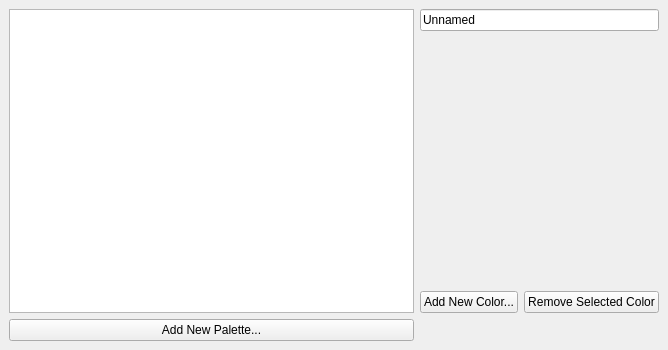
Before: the Qt Designer form krita/ui/wdgcustompalette.ui in KDE/krita, drawn with Qt 5.
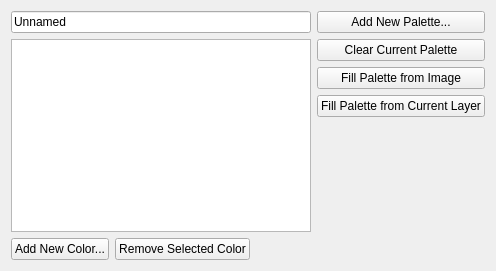
After: the same form once the commit is applied.

Commit message: changing opacity, composite op and properties of layers should work now again. Strangely enough, the icons don't change yet.

The edit to the form file:
```diff
--- a/krita/ui/wdgcustompalette.ui
+++ b/krita/ui/wdgcustompalette.ui
@@ -5,40 +5,33 @@
    <rect>
     <x>0</x>
     <y>0</y>
-    <width>668</width>
-    <height>350</height>
+    <width>496</width>
+    <height>271</height>
    </rect>
   </property>
   <layout class="QGridLayout" >
-   <property name="leftMargin" >
-    <number>9</number>
-   </property>
-   <property name="topMargin" >
-    <number>9</number>
-   </property>
-   <property name="rightMargin" >
-    <number>9</number>
-   </property>
-   <property name="bottomMargin" >
-    <number>9</number>
-   </property>
-   <property name="horizontalSpacing" >
-    <number>6</number>
-   </property>
-   <property name="verticalSpacing" >
-    <number>6</number>
-   </property>
-   <item rowspan="3" row="0" column="0" >
+   <item row="0" column="0" >
+    <layout class="QVBoxLayout" >
+     <item>
+      <widget class="QLineEdit" name="palettename" >
+       <property name="text" >
+        <string>Unnamed</string>
+       </property>
+      </widget>
+     </item>
+     <item>
     <widget class="QListWidget" name="paletteList" />
    </item>
-   <item row="2" column="1" >
+     <item>
+      <layout class="QHBoxLayout" >
+       <item>
     <widget class="QPushButton" name="addColor" >
      <property name="text" >
       <string>Add New Color...</string>
      </property>
     </widget>
    </item>
-   <item row="2" column="2" >
+       <item>
     <widget class="QPushButton" name="removeColor" >
      <property name="enabled" >
       <bool>true</bool>
@@ -48,19 +41,71 @@
      </property>
     </widget>
    </item>
-   <item row="3" column="0" >
+       <item>
+        <spacer>
+         <property name="orientation" >
+          <enum>Qt::Horizontal</enum>
+         </property>
+         <property name="sizeHint" >
+          <size>
+           <width>40</width>
+           <height>20</height>
+          </size>
+         </property>
+        </spacer>
+       </item>
+      </layout>
+     </item>
+    </layout>
+   </item>
+   <item row="0" column="1" >
+    <layout class="QVBoxLayout" >
+     <item>
     <widget class="QPushButton" name="addPalette" >
      <property name="text" >
       <string>Add New Palette...</string>
      </property>
     </widget>
    </item>
-   <item row="0" column="1" colspan="2" >
-    <widget class="QLineEdit" name="palettename" >
+     <item>
+      <layout class="QVBoxLayout" >
+       <item>
+        <widget class="QPushButton" name="bnClear" >
      <property name="text" >
-      <string>Unnamed</string>
-     </property>
-    </widget>
+          <string>Clear Current Palette</string>
+         </property>
+        </widget>
+       </item>
+       <item>
+        <widget class="QPushButton" name="bnFillFromImage" >
+         <property name="text" >
+          <string>Fill Palette from Image</string>
+         </property>
+        </widget>
+       </item>
+       <item>
+        <widget class="QPushButton" name="bnFillFromLayer" >
+         <property name="text" >
+          <string>Fill Palette from Current Layer</string>
+         </property>
+        </widget>
+       </item>
+      </layout>
+     </item>
+     <item>
+      <spacer>
+       <property name="orientation" >
+        <enum>Qt::Vertical</enum>
+       </property>
+       <property name="sizeHint" >
+        <size>
+         <width>20</width>
+         <height>161</height>
+        </size>
+       </property>
+      </spacer>
+     </item>
+    </layout>
    </item>
   </layout>
  </widget>
```
Lines whose indentation alone changed are shown as unchanged. The commit also changes 5 other files.
